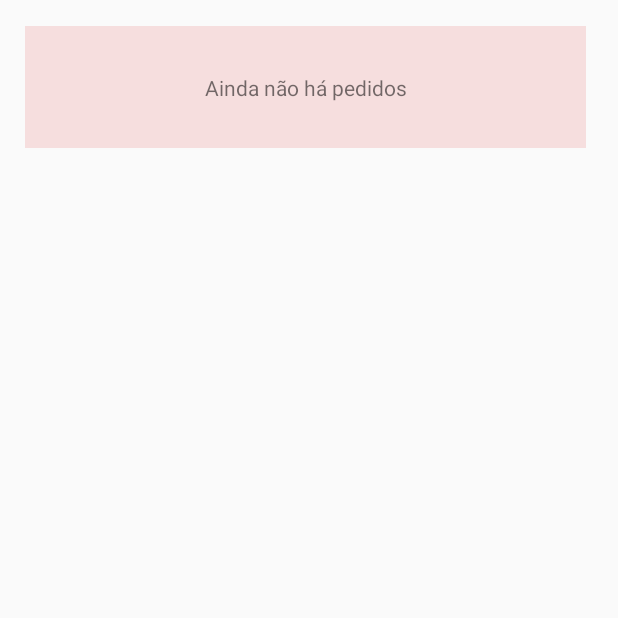
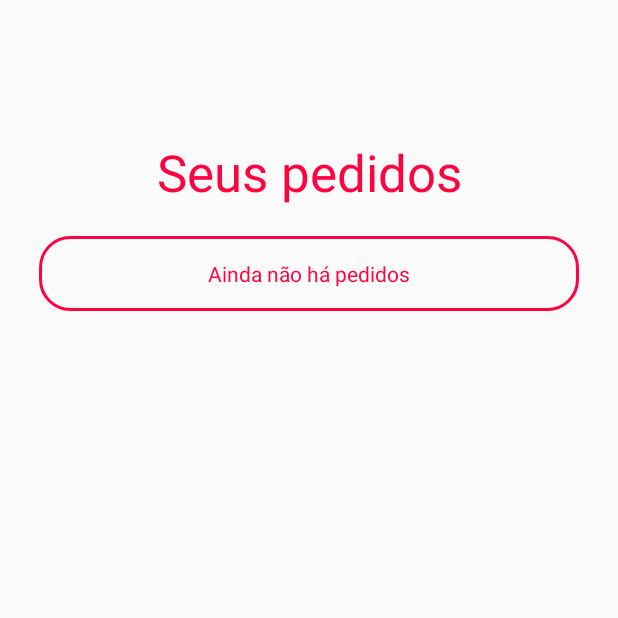
Before and after one commit to lucastanh/WeServ, an Android app: the TelaPedidos screen opened directly, with no data from a screen before it, on a phone screen of 412 x 824 dp, the top half of it. Run offline under Robolectric (Android 15) with nearby library versions, the phone set to English and light mode, and no system bars.

Commit message:
Implementando tela de visualização de pedidos

```diff
--- a/app/src/main/java/com/example/weserv/boundary/TelaPedidos.java
+++ b/app/src/main/java/com/example/weserv/boundary/TelaPedidos.java
@@ -1,18 +1,29 @@
 package com.example.weserv.boundary;
 
 import androidx.appcompat.app.AppCompatActivity;
+import androidx.constraintlayout.widget.ConstraintLayout;
 
-import android.content.Intent;
 import android.os.Bundle;
+import android.view.View;
+import android.widget.LinearLayout;
 import android.widget.TextView;
 
 import com.example.weserv.R;
 import com.example.weserv.conexao.Dados;
+import com.example.weserv.control.ControleServico;
 import com.example.weserv.entity.Servico;
 
 import java.util.ArrayList;
 
 public class TelaPedidos extends AppCompatActivity {
+
+    ConstraintLayout semPedido;
+    LinearLayout pedidosContainer;
+    ControleServico controleServico;
+
+    public TelaPedidos(){
+        this.controleServico = new ControleServico();
+    }
 
     @Override
     protected void onCreate(Bundle savedInstanceState) {
@@ -21,14 +32,37 @@ public class TelaPedidos extends AppCompatActivity {
 
         int codigoCliente = getIntent().getIntExtra("codigoCliente", 0);
 
-        TextView teste = findViewById(R.id.teste);
+        semPedido = findViewById(R.id.semPedidos);
+        pedidosContainer = findViewById(R.id.pedidosContainer);
 
-        ArrayList<Servico> servicosCliente = Dados.getServicosCliente(codigoCliente);
+        desenharTela();
+    }
 
-        if(servicosCliente.size() == 0) {
-            teste.setText("Ainda não há pedidos");
+    private void desenharTela(){
+        ArrayList<Servico> servicos = Dados.servicos;
+
+        if(servicos.size() == 0){
+            semPedido.setVisibility(View.VISIBLE);
         } else {
-            teste.setText(servicosCliente.get(0).getCategoria().getNomeCategoria());
+            pedidosContainer.setVisibility(View.VISIBLE);
+
+            for(int i = 0; i < servicos.size(); i++){
+                ConstraintLayout pedido_layout = (ConstraintLayout) getLayoutInflater().inflate(R.layout.pedido_layout, null);
+
+                TextView categoria, tipoServico, localServico;
+
+                categoria = pedido_layout.findViewById(R.id.categoria);
+                tipoServico = pedido_layout.findViewById(R.id.tipoServico);
+                localServico = pedido_layout.findViewById(R.id.localServico);
+
+                categoria.setText(servicos.get(i).getCategoria().getNomeCategoria());
+                tipoServico.setText(servicos.get(i).getTipoServico().getNomeTipoServico());
+                localServico.setText(servicos.get(i).getLocalServico().getNomeLocalServico());
+
+                pedidosContainer.addView(pedido_layout);
+            }
+
         }
+
     }
 }
--- /dev/null
+++ b/app/src/main/res/drawable/celula_pedido.xml
@@ -0,0 +1,5 @@
+<?xml version="1.0" encoding="utf-8"?>
+<shape xmlns:android="http://schemas.android.com/apk/res/android">
+    <corners android:radius="20dp"/>
+    <stroke android:color="@color/cor_primaria" android:width="2dp"/>
+</shape>
--- a/app/src/main/res/layout/activity_tela_pedidos.xml
+++ b/app/src/main/res/layout/activity_tela_pedidos.xml
@@ -5,30 +5,55 @@
     android:id="@+id/cellContainer"
     android:layout_width="match_parent"
     android:layout_height="match_parent"
-    tools:context=".boundary.TelaPedidos">
+    tools:context=".boundary.TelaPedidos"
+    android:showDividers="middle"
+    android:divider="@drawable/empty_tall_divider">
+
+    <TextView
+        android:id="@+id/tv_seusPedidos"
+        android:textColor="@color/cor_primaria"
+        android:layout_width="wrap_content"
+        android:layout_height="wrap_content"
+        android:layout_marginTop="92dp"
+        android:text="Seus pedidos"
+        android:textSize="34sp"
+        app:layout_constraintEnd_toEndOf="parent"
+        app:layout_constraintStart_toStartOf="parent"
+        app:layout_constraintTop_toTopOf="parent" />
 
     <androidx.constraintlayout.widget.ConstraintLayout
-        android:id="@+id/cell"
-        android:layout_width="374dp"
-        android:layout_height="81dp"
-        android:layout_marginBottom="20px"
-        android:background="#F6DEDE"
-        app:layout_constraintBottom_toBottomOf="parent"
+        android:id="@+id/semPedidos"
+        style="@style/celulaPedido"
+        android:layout_width="360dp"
+        android:layout_height="wrap_content"
+        android:layout_marginTop="20dp"
+        android:visibility="gone"
         app:layout_constraintEnd_toEndOf="parent"
-        app:layout_constraintHorizontal_bias="0.432"
         app:layout_constraintStart_toStartOf="parent"
-        app:layout_constraintTop_toTopOf="parent"
-        app:layout_constraintVertical_bias="0.024"
-        tools:context=".boundary.TelaPedidos">
+        app:layout_constraintTop_toBottomOf="@+id/tv_seusPedidos">
 
         <TextView
-            android:id="@+id/teste"
+            android:id="@+id/textView9"
             android:layout_width="wrap_content"
             android:layout_height="wrap_content"
-            android:text="TextView"
+            android:text="Ainda não há pedidos"
+            android:textColor="@color/cor_primaria"
             app:layout_constraintBottom_toBottomOf="parent"
             app:layout_constraintEnd_toEndOf="parent"
             app:layout_constraintStart_toStartOf="parent"
             app:layout_constraintTop_toTopOf="parent" />
     </androidx.constraintlayout.widget.ConstraintLayout>
+
+    <LinearLayout
+        android:id="@+id/pedidosContainer"
+        android:layout_width="360dp"
+        android:layout_height="535dp"
+        android:layout_marginTop="20dp"
+        android:orientation="vertical"
+        app:layout_constraintEnd_toEndOf="parent"
+        app:layout_constraintStart_toStartOf="parent"
+        app:layout_constraintTop_toBottomOf="@+id/tv_seusPedidos">
+    </LinearLayout>
+
+
 </androidx.constraintlayout.widget.ConstraintLayout>
--- a/app/src/main/res/layout/button.xml
+++ b/app/src/main/res/layout/button.xml
@@ -1,4 +1,6 @@
 <?xml version="1.0" encoding="utf-8"?>
-<Button style="@style/buttonLogin"
+
+<Button
+    style="@style/buttonLogin"
     android:layout_marginBottom="15dp"
-    xmlns:android="http://schemas.android.com/apk/res/android" />
+    xmlns:android="http://schemas.android.com/apk/res/android"/>
--- a/app/src/main/res/values/styles.xml
+++ b/app/src/main/res/values/styles.xml
@@ -40,4 +40,12 @@
         <item name="android:textColor">@color/white</item>
     </style>
 
+    <style name="celulaPedido">
+        <item name="android:background">@drawable/celula_pedido</item>
+        <item name="android:layout_width">match_parent</item>
+        <item name="android:layout_height">wrap_content</item>
+        <item name="android:textColor">@color/cor_primaria</item>
+        <item name="android:padding">15dp</item>
+    </style>
+
 </resources>
```
Also changed, not shown: app/src/main/res/layout/pedido_layout.xml (added, +103 -0 lines).
